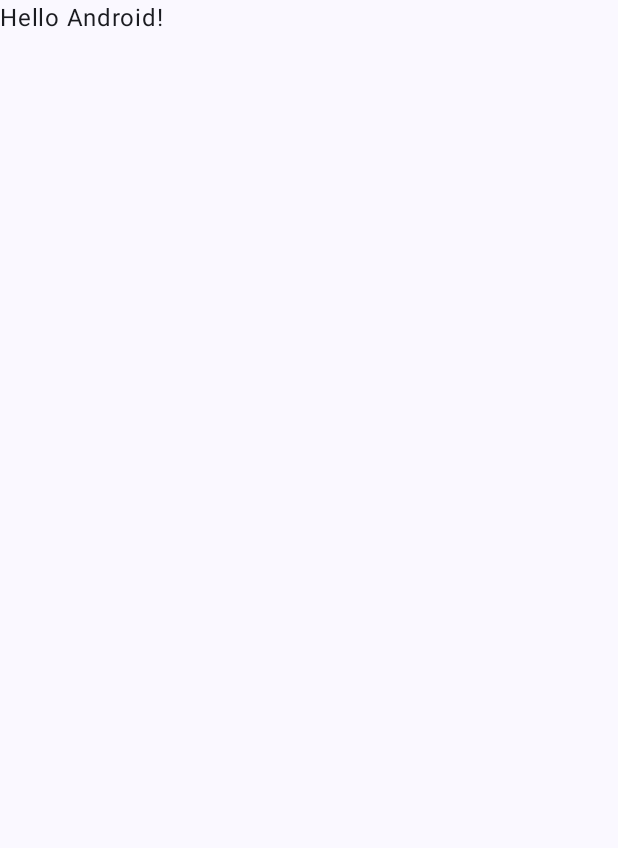
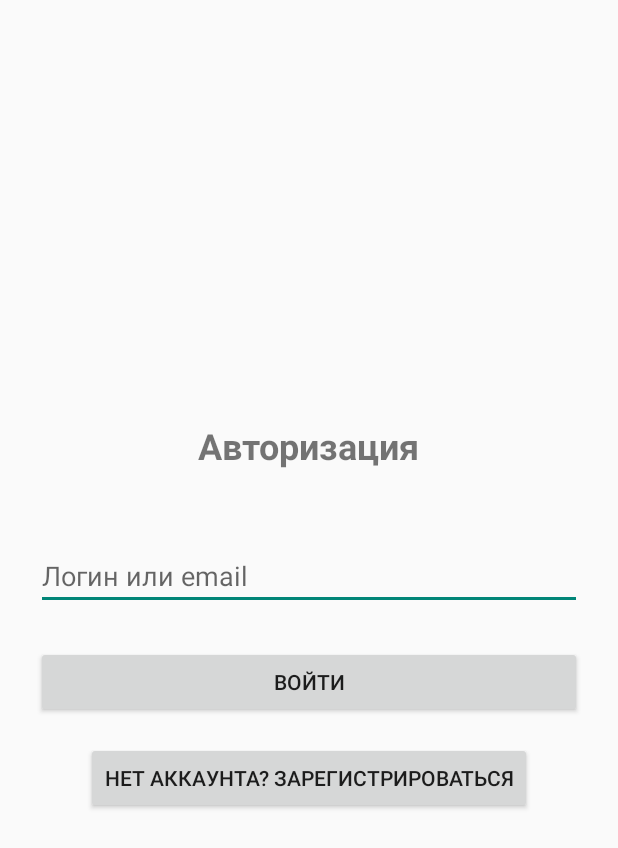
Before and after one commit to SK0LX/AST, an Android app built with Jetpack Compose: the screen it shows after launch (MainActivity), on a phone screen of 412 x 824 dp. Before the commit the part shown is almost empty. Shown: the top 848 px of the screen. Run offline under Robolectric (Android 15) with nearby library versions, the phone set to English and light mode, and no system bars.

Commit message:
reg+log dezain

```diff
--- a/AST/app/src/main/AndroidManifest.xml
+++ b/AST/app/src/main/AndroidManifest.xml
@@ -1,6 +1,11 @@
 <?xml version="1.0" encoding="utf-8"?>
 <manifest xmlns:android="http://schemas.android.com/apk/res/android"
     xmlns:tools="http://schemas.android.com/tools">
+    <uses-permission android:name="android.permission.INTERNET" />
+    <uses-permission android:name="android.permission.ACCESS_NETWORK_STATE" />
+    <uses-permission android:name="android.permission.CHANGE_WIFI_STATE" />
+    <uses-permission android:name="android.permission.ACCESS_WIFI_STATE" />
+
 
     <application
         android:allowBackup="true"
--- /dev/null
+++ b/AST/app/src/main/java/com/example/ast/HandlesClient.kt
@@ -0,0 +1,5 @@
+package com.example.ast
+
+class HandlesClient{
+
+}
--- a/AST/app/src/main/java/com/example/ast/MainActivity.kt
+++ b/AST/app/src/main/java/com/example/ast/MainActivity.kt
@@ -1,7 +1,14 @@
 package com.example.ast
 
+import android.annotation.SuppressLint
 import android.os.Bundle
+import android.service.autofill.RegexValidator
+import android.widget.Button
+import android.widget.EditText
+import android.widget.Toast
+import android.widget.ViewFlipper
 import androidx.activity.ComponentActivity
+import kotlinx.serialization.Serializable
 import androidx.activity.compose.setContent
 import androidx.activity.enableEdgeToEdge
 import androidx.compose.foundation.layout.fillMaxSize
@@ -9,39 +16,93 @@ import androidx.compose.foundation.layout.padding
 import androidx.compose.material3.Scaffold
 import androidx.compose.material3.Text
 import androidx.compose.runtime.Composable
+import androidx.compose.runtime.getValue
+import androidx.compose.runtime.mutableStateOf
+import androidx.compose.runtime.remember
+import androidx.compose.runtime.setValue
 import androidx.compose.ui.Modifier
 import androidx.compose.ui.tooling.preview.Preview
 import com.example.ast.ui.theme.ASTTheme
+import kotlinx.coroutines.CoroutineScope
+import kotlinx.coroutines.Dispatchers
+import kotlinx.coroutines.launch
+import kotlinx.serialization.encodeToString
+import kotlinx.serialization.json.Json
+import okhttp3.Authenticator
+import okhttp3.Dispatcher
 
 class MainActivity : ComponentActivity() {
+    private lateinit var viewFlipper: ViewFlipper
+    companion object {
+        const val SCREEN_LOGIN = 0
+        const val SCREEN_REGISTER = 1
+        const val SCREEN_CODE = 2
+    }
     override fun onCreate(savedInstanceState: Bundle?) {
         super.onCreate(savedInstanceState)
         enableEdgeToEdge()
-        setContent {
-            ASTTheme {
-                Scaffold(modifier = Modifier.fillMaxSize()) { innerPadding ->
-                    Greeting(
-                        name = "Android",
-                        modifier = Modifier.padding(innerPadding)
-                    )
-                }
+        setContentView(R.layout.activity_main)
+
+        viewFlipper = findViewById(R.id.flipper)
+        setupLoginScreen()
+        setupRegisterScreen()
+        setupCodeScreen()
+    }
+
+
+    private fun setupLoginScreen() {
+        findViewById<Button>(R.id.btnLogin).setOnClickListener {
+            val email = findViewById<EditText>(R.id.etEmail).text.toString()
+
+            if (validateEmail(email)) {
+                viewFlipper.displayedChild = SCREEN_CODE
+                sendCodeToEmail(email)
+            }
+        }
+
+        findViewById<Button>(R.id.btnLogSwitch).setOnClickListener{
+            viewFlipper.displayedChild = SCREEN_REGISTER
+        }
+    }
+
+    private fun sendCodeToEmail(email: String) {
+        Toast.makeText(this, "Код отправлен", Toast.LENGTH_SHORT).show()
+    }
+
+    private fun setupRegisterScreen() {
+        findViewById<Button>(R.id.btnRegSubmit).setOnClickListener {
+            val email = findViewById<EditText>(R.id.registerEmail).text.toString()
+            if (validateEmail(email)) {
+                viewFlipper.displayedChild = SCREEN_CODE
+                sendCodeToEmail(email)
+            }
+        }
+
+        findViewById<Button>(R.id.btnRegSwitch).setOnClickListener{
+            viewFlipper.displayedChild = SCREEN_LOGIN
+        }
+    }
+
+    private fun setupCodeScreen() {
+        findViewById<Button>(R.id.btnCode).setOnClickListener {
+            val code = findViewById<EditText>(R.id.code).text.toString()
+            if (code.length == 6) {
+                //verifyCode(code)
+            } else {
+                Toast.makeText(this, "Введите 6 цифр", Toast.LENGTH_SHORT).show()
             }
         }
     }
+
+
+    private fun validateEmail(email: String): Boolean {
+        val pattern = "[a-zA-Z0-9._-]+@[a-z]+\\.+[a-z]+".toRegex()
+        return pattern.matches(email)
+    }
 }
 
-@Composable
-fun Greeting(name: String, modifier: Modifier = Modifier) {
-    Text(
-        text = "Hello $name!",
-        modifier = modifier
-    )
-}
-
-@Preview(showBackground = true)
-@Composable
-fun GreetingPreview() {
-    ASTTheme {
-        Greeting("Android")
-    }
-}
+@Serializable
+data class Data(
+    val login: String,
+    val password: String
+)
--- /dev/null
+++ b/AST/app/src/main/res/anim/slide_in_right.xml
@@ -0,0 +1,7 @@
+<?xml version="1.0" encoding="utf-8"?>
+<set xmlns:android="http://schemas.android.com/apk/res/android">
+    <translate
+        android:duration="300"
+        android:fromXDelta="100%"
+        android:toXDelta="0%"/>
+</set>
--- /dev/null
+++ b/AST/app/src/main/res/anim/slide_out_left.xml
@@ -0,0 +1,7 @@
+<?xml version="1.0" encoding="utf-8"?>
+<set xmlns:android="http://schemas.android.com/apk/res/android">
+    <translate
+        android:duration="300"
+        android:fromXDelta="0%"
+        android:toXDelta="-100%"/>
+</set>
--- /dev/null
+++ b/AST/app/src/main/res/layout/activity_main.xml
@@ -0,0 +1,14 @@
+<ViewFlipper
+    xmlns:android="http://schemas.android.com/apk/res/android"
+    android:id="@+id/flipper"
+    android:layout_width="match_parent"
+    android:layout_height="match_parent"
+    android:animateFirstView="false"
+    android:inAnimation="@anim/slide_in_right"
+    android:outAnimation="@anim/slide_out_left">
+
+    <include layout="@layout/login"/>
+    <include layout="@layout/register"/>
+    <include layout="@layout/verify_code"/>
+
+</ViewFlipper>
--- /dev/null
+++ b/AST/app/src/main/res/layout/login.xml
@@ -0,0 +1,41 @@
+<?xml version="1.0" encoding="utf-8"?>
+<LinearLayout xmlns:android="http://schemas.android.com/apk/res/android"
+    android:orientation="vertical"
+    android:layout_width="match_parent"
+    android:padding="24dp"
+    android:gravity="center"
+    android:layout_height="match_parent">
+
+    <TextView
+        android:id="@+id/textView"
+        android:layout_width="wrap_content"
+        android:layout_height="wrap_content"
+        android:textSize="24sp"
+        android:textStyle="bold"
+        android:layout_marginBottom="32dp"
+        android:text="Авторизация" />
+
+    <EditText
+        android:id="@+id/etEmail"
+        android:layout_width="match_parent"
+        android:layout_height="wrap_content"
+        android:ems="10"
+        android:hint="Логин или email"
+        android:layout_marginTop="16dp"
+        android:inputType="textEmailAddress" />
+
+    <Button
+        android:id="@+id/btnLogin"
+        android:layout_width="match_parent"
+        android:layout_height="wrap_content"
+        android:layout_marginTop="24dp"
+        android:text="Войти" />
+
+    <Button
+        android:id="@+id/btnLogSwitch"
+        android:layout_width="wrap_content"
+        android:layout_height="wrap_content"
+        android:text="Нет аккаунта? Зарегистрироваться"
+        android:layout_gravity="center_horizontal"
+        android:layout_marginTop="16dp"/>
+</LinearLayout>
--- a/AST/gradle.properties
+++ b/AST/gradle.properties
@@ -21,3 +21,4 @@ kotlin.code.style=official
 # resources declared in the library itself and none from the library's dependencies,
 # thereby reducing the size of the R class for that library
 android.nonTransitiveRClass=true
+kotlinVersion=1.9.10
```
Also changed, not shown: AST/app/build.gradle.kts (+8 -6 lines), AST/app/src/main/java/com/example/ast/PermissionManager.kt (added, +10 -0 lines), AST/app/src/main/res/layout/register.xml (added, +41 -0 lines), AST/app/src/main/res/layout/verify_code.xml (added, +41 -0 lines), 3 other files.
